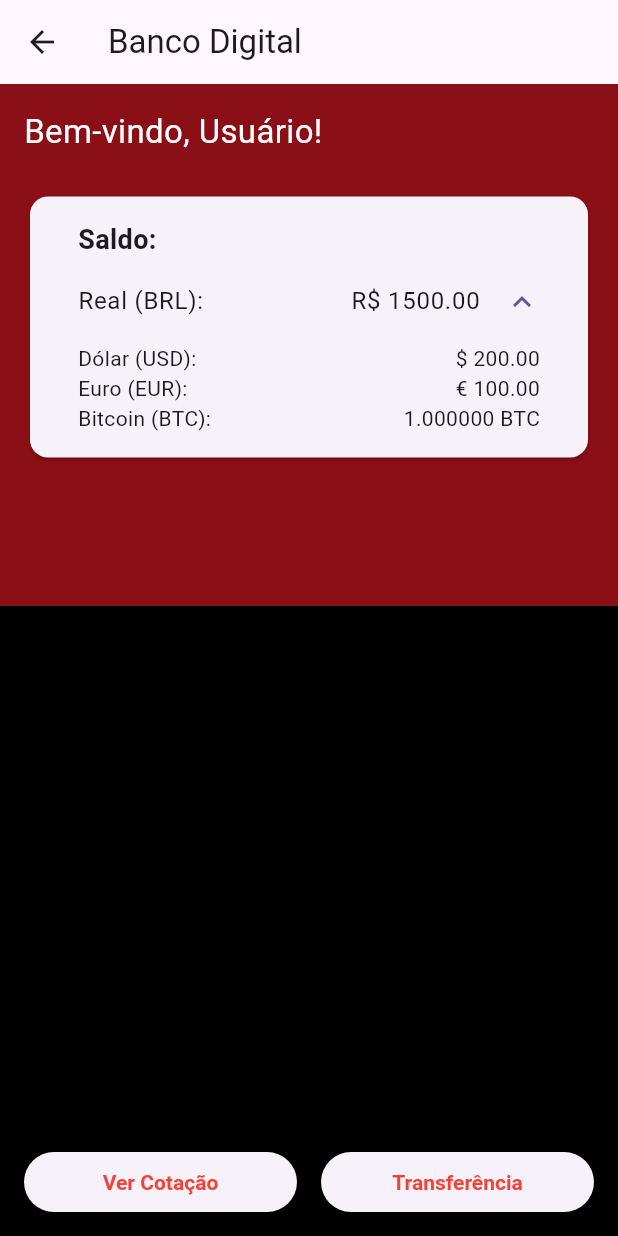
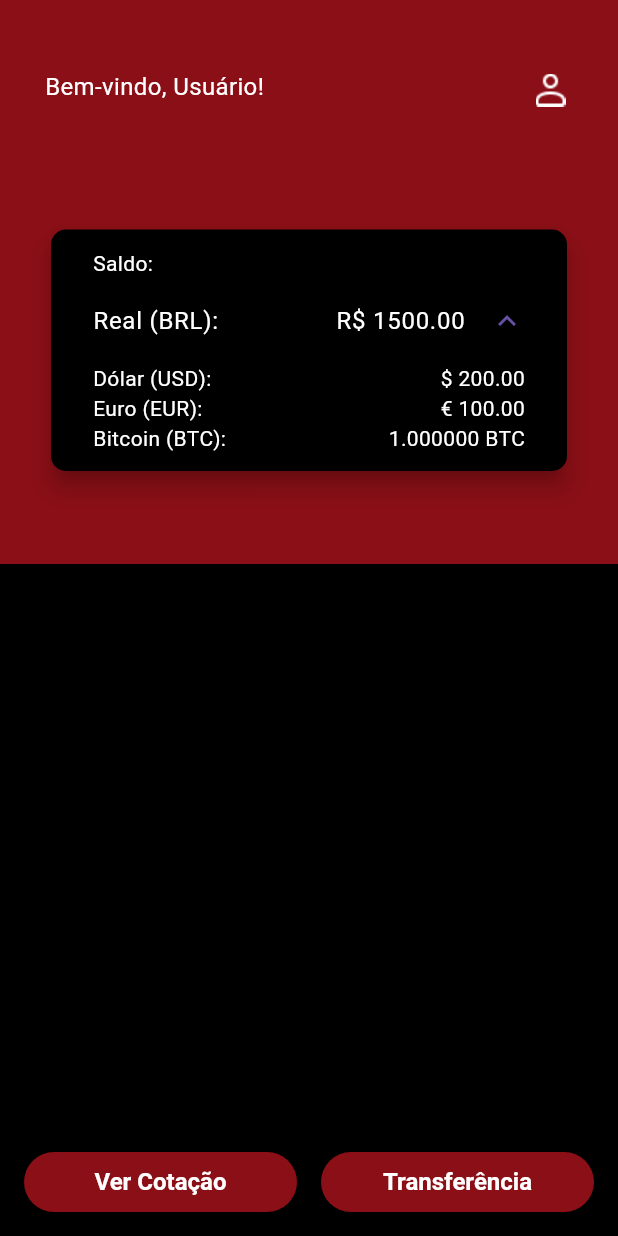
Before and after one commit to D-camara/Banco-digital, a Flutter app: the PrincipalScreen screen opened by its route, after a tap on "Real (BRL):", on a phone screen of 412 x 824 dp. Run offline on Flutter 3.47's test engine with Material 3 defaults, Android fonts, the phone set to English and light mode, and no system bars; our stand-ins replace share_plus; network calls fail.

Commit message:
Feat: adicionei uma imagem e alguns cards

```diff
--- a/lib/screens/principal.dart
+++ b/lib/screens/principal.dart
@@ -11,7 +11,7 @@ class _PrincipalScreenState extends State<PrincipalScreen> {
   late double saldoBRL;
   late double saldoUSD;
   late double saldoEUR;
-  late double saldoBTC; // Novo saldo BTC
+  late double saldoBTC;
   late String nome;
 
   @override
@@ -20,7 +20,7 @@ class _PrincipalScreenState extends State<PrincipalScreen> {
     saldoBRL = 1500.00;
     saldoUSD = 200.00;
     saldoEUR = 100.00;
-    saldoBTC = 1.0; // Inicializa com 1 BTC
+    saldoBTC = 1.0;
     nome = 'Usuário';
   }
 
@@ -31,10 +31,10 @@ class _PrincipalScreenState extends State<PrincipalScreen> {
         ModalRoute.of(context)!.settings.arguments as Map<String, dynamic>? ??
         {};
     nome = args['nome'] ?? nome;
-    if (args['saldoBRL'] != null) saldoBRL = args['saldoBRL'];
-    if (args['saldoUSD'] != null) saldoUSD = args['saldoUSD'];
-    if (args['saldoEUR'] != null) saldoEUR = args['saldoEUR'];
-    if (args['saldoBTC'] != null) saldoBTC = args['saldoBTC'];
+    saldoBRL = args['saldoBRL'] ?? saldoBRL;
+    saldoUSD = args['saldoUSD'] ?? saldoUSD;
+    saldoEUR = args['saldoEUR'] ?? saldoEUR;
+    saldoBTC = args['saldoBTC'] ?? saldoBTC;
   }
 
   Future<void> _abrirCotacao() async {
@@ -80,61 +80,72 @@ class _PrincipalScreenState extends State<PrincipalScreen> {
     }
   }
 
+  // Estilo padrão para textos brancos
+  static const TextStyle whiteText = TextStyle(color: Colors.white);
+
+  // Método para as linhas de saldo
+  Widget saldoRow(String label, String value) {
+    return Padding(
+      padding: const EdgeInsets.symmetric(horizontal: 16.0),
+      child: Row(
+        mainAxisAlignment: MainAxisAlignment.spaceBetween,
+        children: [
+          Text(label, style: whiteText),
+          Text(value, style: whiteText),
+        ],
+      ),
+    );
+  }
+
   @override
   Widget build(BuildContext context) {
+    final ButtonStyle botaoPreto = ElevatedButton.styleFrom(
+      backgroundColor: const Color(0xFF8A0F16),
+      foregroundColor: Colors.white,
+      textStyle: const TextStyle(fontWeight: FontWeight.bold, fontSize: 16),
+    );
+
     return Scaffold(
-      appBar: AppBar(title: const Text('Banco Digital')),
       body: Column(
         children: [
           Expanded(
             child: Container(
               color: const Color(0xFF8A0F16),
               child: Padding(
-                padding: const EdgeInsets.all(16.0),
+                padding: const EdgeInsets.symmetric(
+                  horizontal: 30,
+                  vertical: 0,
+                ),
                 child: SingleChildScrollView(
+                  child: Stack(
+                    children: [
+                      Column(
+                        crossAxisAlignment: CrossAxisAlignment.stretch,
+                        children: [
+                          const SizedBox(height: 46),
+                          const SizedBox(height: 0),
+                          // Texto fora do Card
+                          Text(
+                            'Bem-vindo, $nome!',
+                            style: const TextStyle(
+                              fontSize: 16,
+                              color: Colors.white,
+                            ),
+                            textAlign: TextAlign.left,
+                          ),
+                          const SizedBox(height: 80),
+                          Card(
+                            color: const Color.fromARGB(255, 0, 0, 0),
+                            elevation: 6,
+                            shape: RoundedRectangleBorder(
+                              borderRadius: BorderRadius.circular(10),
+                            ),
+                            child: Padding(
+                              padding: const EdgeInsets.all(12.0),
                               child: Column(
                                 crossAxisAlignment: CrossAxisAlignment.stretch,
                                 children: [
-                      Text(
-                        'Bem-vindo, $nome!',
-                        style: const TextStyle(
-                          fontSize: 22,
-                          color: Colors.white,
-                        ),
-                      ),
-                      const SizedBox(height: 20),
-                      const SizedBox(height: 4),
-                      Card(
-                        child: Padding(
-                          padding: const EdgeInsets.all(16.0),
-                          child: Column(
-                            children: [
-                              // Linha do "Saldo:" alinhada igual às moedas
-                              Padding(
-                                padding: const EdgeInsets.symmetric(
-                                  horizontal: 16.0,
-                                ),
-                                child: Row(
-                                  mainAxisAlignment:
-                                      MainAxisAlignment.spaceBetween,
-                                  children: [
-                                    const Text(
-                                      'Saldo:',
-                                      style: TextStyle(
-                                        fontSize: 18,
-                                        fontWeight: FontWeight.bold,
-                                      ),
-                                    ),
-                                    Opacity(
-                                      opacity: 0,
-                                      child: Text(
-                                        'R\$ ${saldoBRL.toStringAsFixed(2)}',
-                                      ),
-                                    ),
-                                  ],
-                                ),
-                              ),
-                              const SizedBox(height: 0),
+                                  saldoRow('Saldo:', ''),
                                   ExpansionTile(
                                     tilePadding: const EdgeInsets.symmetric(
                                       horizontal: 16.0,
@@ -143,8 +154,14 @@ class _PrincipalScreenState extends State<PrincipalScreen> {
                                       mainAxisAlignment:
                                           MainAxisAlignment.spaceBetween,
                                       children: [
-                                    const Text('Real (BRL):'),
-                                    Text('R\$ ${saldoBRL.toStringAsFixed(2)}'),
+                                        const Text(
+                                          'Real (BRL):',
+                                          style: whiteText,
+                                        ),
+                                        Text(
+                                          'R\$ ${saldoBRL.toStringAsFixed(2)}',
+                                          style: whiteText,
+                                        ),
                                       ],
                                     ),
                                     shape: const RoundedRectangleBorder(
@@ -153,57 +170,25 @@ class _PrincipalScreenState extends State<PrincipalScreen> {
                                         Radius.circular(0),
                                       ),
                                     ),
-                                collapsedShape: const RoundedRectangleBorder(
+                                    collapsedShape:
+                                        const RoundedRectangleBorder(
                                           side: BorderSide.none,
                                           borderRadius: BorderRadius.all(
                                             Radius.circular(0),
                                           ),
                                         ),
                                     children: [
-                                  Padding(
-                                    padding: const EdgeInsets.symmetric(
-                                      horizontal: 16.0,
-                                    ),
-                                    child: Row(
-                                      mainAxisAlignment:
-                                          MainAxisAlignment.spaceBetween,
-                                      children: [
-                                        const Text('Dólar (USD):'),
-                                        Text(
+                                      saldoRow(
+                                        'Dólar (USD):',
                                         '\$ ${saldoUSD.toStringAsFixed(2)}',
                                       ),
-                                      ],
-                                    ),
-                                  ),
-                                  Padding(
-                                    padding: const EdgeInsets.symmetric(
-                                      horizontal: 16.0,
-                                    ),
-                                    child: Row(
-                                      mainAxisAlignment:
-                                          MainAxisAlignment.spaceBetween,
-                                      children: [
-                                        const Text('Euro (EUR):'),
-                                        Text(
+                                      saldoRow(
+                                        'Euro (EUR):',
                                         '€ ${saldoEUR.toStringAsFixed(2)}',
                                       ),
-                                      ],
-                                    ),
-                                  ),
-                                  Padding(
-                                    padding: const EdgeInsets.symmetric(
-                                      horizontal: 16.0,
-                                    ),
-                                    child: Row(
-                                      mainAxisAlignment:
-                                          MainAxisAlignment.spaceBetween,
-                                      children: [
-                                        const Text('Bitcoin (BTC):'),
-                                        Text(
+                                      saldoRow(
+                                        'Bitcoin (BTC):',
                                         '${saldoBTC.toStringAsFixed(6)} BTC',
-                                        ),
-                                      ],
-                                    ),
                                       ),
                                     ],
                                   ),
@@ -213,28 +198,34 @@ class _PrincipalScreenState extends State<PrincipalScreen> {
                           ),
                         ],
                       ),
+                      // Imagem sobreposta no canto superior direito
+                      Positioned(
+                        top: 0,
+                        right: 0,
+                        child: Image.asset(
+                          "assets/icon.png",
+                          height: 120,
+                          width: 30,
+                        ),
+                      ),
+                    ],
                   ),
                 ),
               ),
             ),
-          Expanded(
-            child: Container(
-              color: const Color(0xFF000000), // Cor da metade inferior
           ),
-          ),
+          // Novo container para dividir a tela em duas partes
+          Expanded(child: Container(color: const Color.fromARGB(255, 0, 0, 0))),
         ],
       ),
       bottomNavigationBar: Container(
-        color: const Color(0xFF000000),
+        color: const Color.fromARGB(255, 0, 0, 0),
         padding: const EdgeInsets.symmetric(horizontal: 16, vertical: 12),
         child: Row(
           children: [
             Expanded(
               child: ElevatedButton(
-                style: ElevatedButton.styleFrom(
-                  foregroundColor: Colors.red, // Cor do texto
-                  textStyle: const TextStyle(fontWeight: FontWeight.bold),
-                ),
+                style: botaoPreto,
                 onPressed: _abrirCotacao,
                 child: const Text('Ver Cotação'),
               ),
@@ -242,10 +233,7 @@ class _PrincipalScreenState extends State<PrincipalScreen> {
             const SizedBox(width: 16),
             Expanded(
               child: ElevatedButton(
-                style: ElevatedButton.styleFrom(
-                  foregroundColor: Colors.red, // Cor do texto
-                  textStyle: const TextStyle(fontWeight: FontWeight.bold),
-                ),
+                style: botaoPreto,
                 onPressed: _abrirTransferencia,
                 child: const Text('Transferência'),
               ),
```
Also changed, not shown: pubspec.yaml (+3 -4 lines), assets/icon.jpg (added), assets/icon.png (added). Lines whose indentation alone changed are shown as unchanged.
